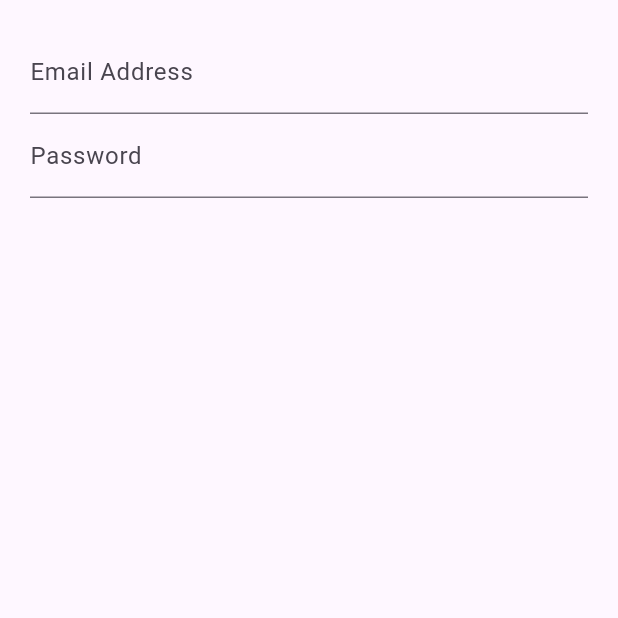
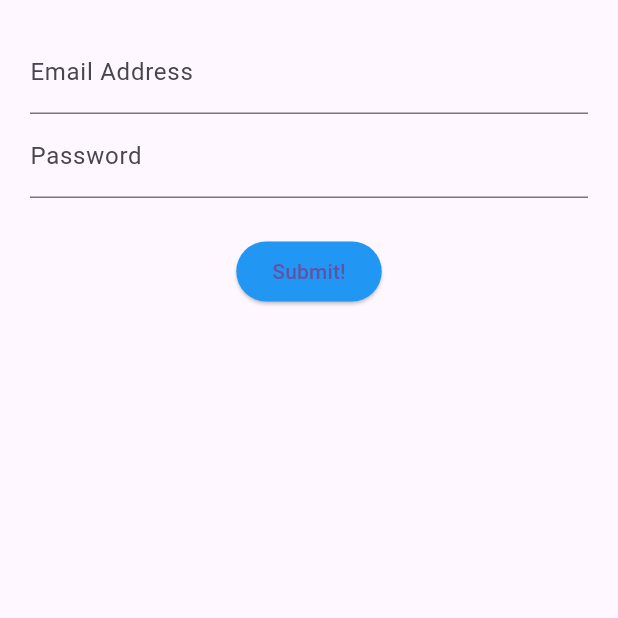
Before and after one commit to tranzi90/login_stateful, a Flutter app: the screen it shows after launch, on a phone screen of 412 x 824 dp, the top half of it. Run offline on Flutter 3.47's test engine with Material 3 defaults, Android fonts, the phone set to English and light mode, and no system bars.

```diff
--- a/lib/src/screens/login_screen.dart
+++ b/lib/src/screens/login_screen.dart
@@ -8,15 +8,22 @@ class LoginScreen extends StatefulWidget {
 }
 
 class _LoginScreenState extends State<LoginScreen> {
+  final formKey = GlobalKey<FormState>();
+
   @override
   Widget build(BuildContext context) {
     return Container(
       margin: EdgeInsets.all(20.0),
       child: Form(
+        key: formKey,
         child: Column(
           children: [
             emailField(),
             passwordField(),
+            Container(
+              margin: EdgeInsets.only(top: 25.0),
+            ),
+            submitButton(),
           ],
         ),
       ),
@@ -41,4 +48,12 @@ class _LoginScreenState extends State<LoginScreen> {
       ),
     );
   }
+
+  Widget submitButton() {
+    return ElevatedButton(
+      onPressed: () {},
+      child: Text('Submit!'),
+      style: ElevatedButton.styleFrom(backgroundColor: Colors.blue),
+    );
+  }
 }
```
Also changed, not shown: 9 other files.
